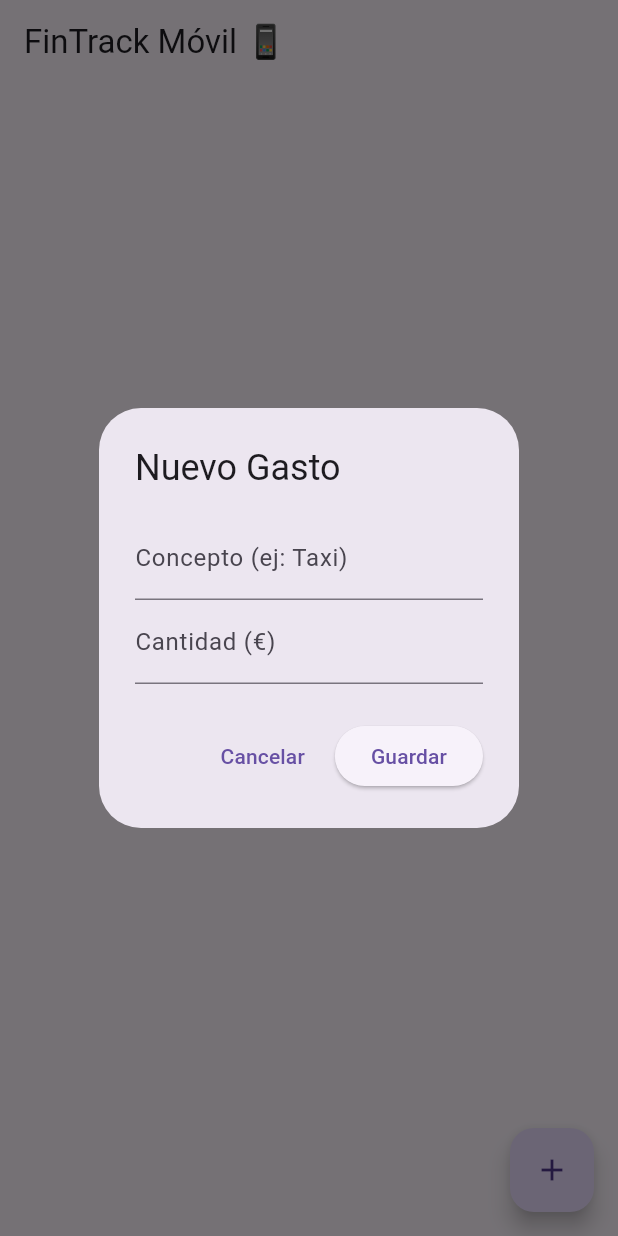
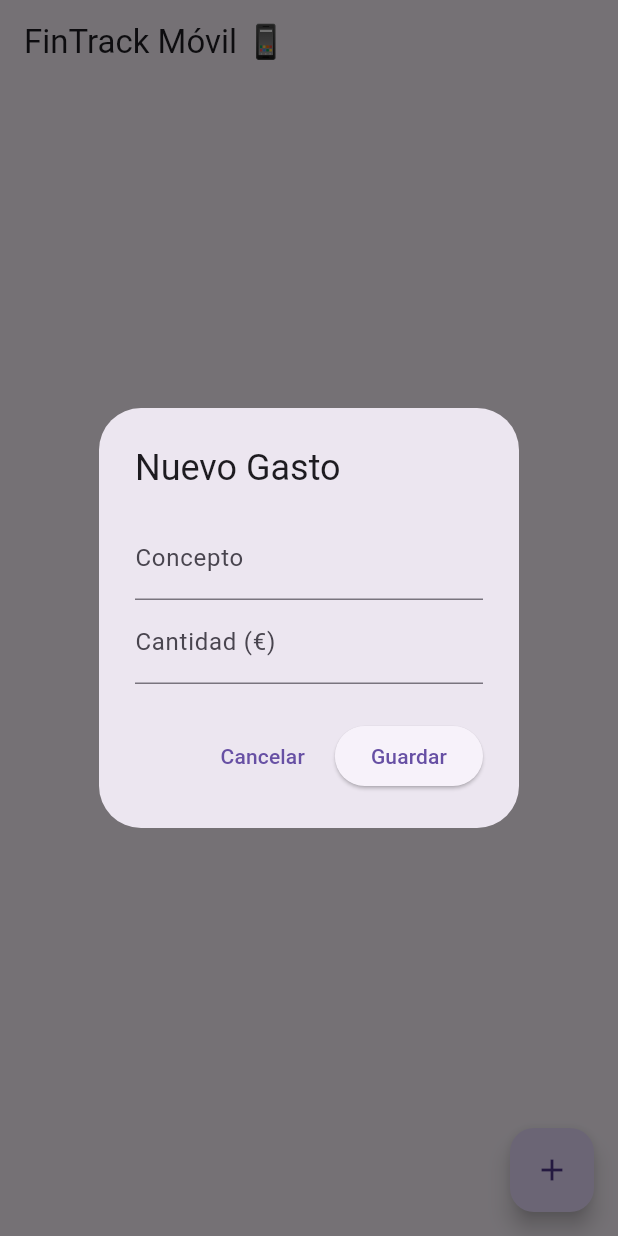
Before and after one commit to MarioLos27/Fintrack, a Flutter app: the screen it shows after launch, after a tap on the "add" icon, on a phone screen of 412 x 824 dp. Run offline on Flutter 3.47's test engine with Material 3 defaults, Android fonts, the phone set to English and light mode, and no system bars; network calls fail.

```diff
--- a/mobile/lib/main.dart
+++ b/mobile/lib/main.dart
@@ -13,7 +13,7 @@ class MyApp extends StatelessWidget {
   Widget build(BuildContext context) {
     return MaterialApp(
       title: 'FinTrack Mobile',
-      debugShowCheckedModeBanner: false, // Quita la etiqueta 'Debug' fea
+      debugShowCheckedModeBanner: false,
       theme: ThemeData(primarySwatch: Colors.indigo),
       home: const GastosScreen(),
     );
@@ -78,7 +78,7 @@ class _GastosScreenState extends State<GastosScreen> {
     }
   }
 
-  // Mostrar ventanita flotante (Dialog)
+  // Dialog
   void _mostrarFormulario() {
     final conceptoController = TextEditingController();
     final cantidadController = TextEditingController();
@@ -92,7 +92,7 @@ class _GastosScreenState extends State<GastosScreen> {
           children: [
             TextField(
               controller: conceptoController,
-              decoration: const InputDecoration(labelText: 'Concepto (ej: Taxi)'),
+              decoration: const InputDecoration(labelText: 'Concepto'),
             ),
             TextField(
               controller: cantidadController,
```
Also changed, not shown: 1 other file.
